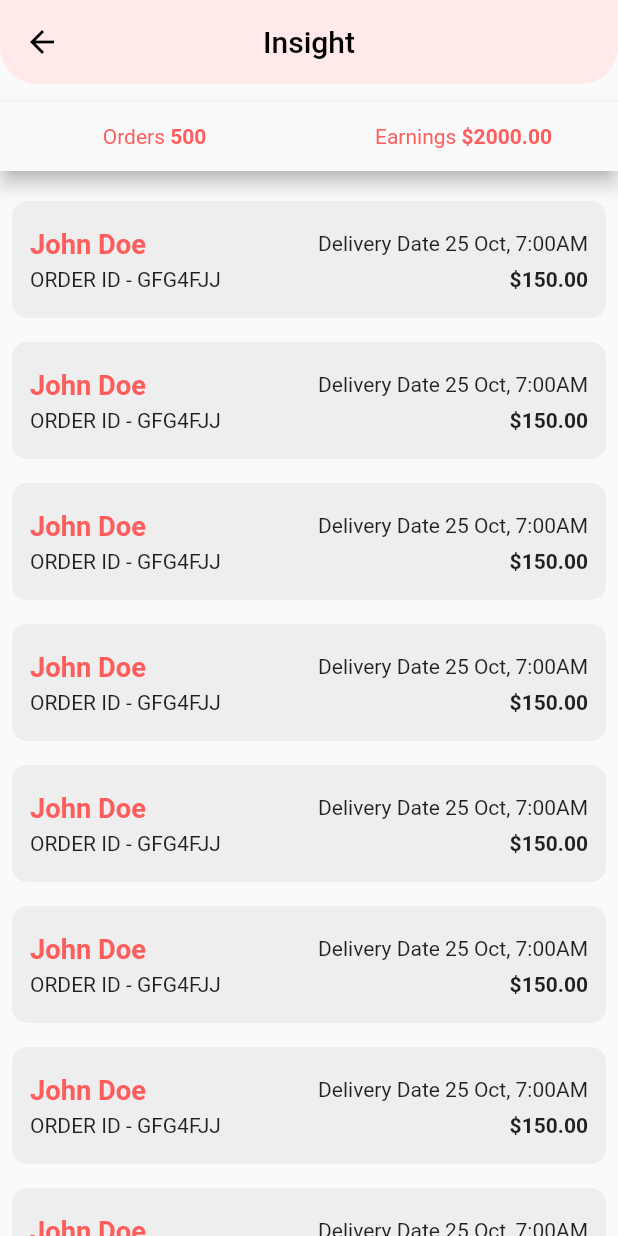
After one commit to rushit5560/Food_Delivery_Project_New, a Flutter app: the InsightScreen screen opened directly, on a phone screen of 412 x 824 dp. The commit adds this screen. Run offline on Flutter 3.47's test engine with Material 2 defaults, Android fonts, the phone set to English and light mode, and no system bars; our stand-ins replace carousel_slider, flutter_rating_bar, get, google_sign_in, image_picker, share and 2 more.

Commit message:
Insight Screen UI

```diff
--- a/food_delivery_driver/lib/main.dart
+++ b/food_delivery_driver/lib/main.dart
@@ -1,7 +1,6 @@
 import 'package:flutter/material.dart';
 import 'package:food_delivery_driver/screens/splash_screen/splash_screen.dart';
 import 'package:get/get.dart';
-
 import 'common/app_theme.dart';
 
 void main() {
@@ -14,6 +13,7 @@ class MyApp extends StatelessWidget {
   Widget build(BuildContext context) {
     return GetMaterialApp(
       title: 'Flutter Demo',
+      debugShowCheckedModeBanner: false,
       theme: appLightTheme(),
       home: SplashScreen(),
     );
--- /dev/null
+++ b/food_delivery_driver/lib/screens/insight_screen/insight_screen.dart
@@ -0,0 +1,23 @@
+import 'package:flutter/material.dart';
+import 'package:food_delivery_driver/common/custom_appbar.dart';
+import 'insight_screen_widgets.dart';
+
+class InsightScreen extends StatelessWidget {
+  const InsightScreen({Key? key}) : super(key: key);
+
+  @override
+  Widget build(BuildContext context) {
+    return Scaffold(
+      appBar: commonAppBarModule(title: 'Insight'),
+
+      body: Column(
+        children: [
+          const SizedBox(height: 12),
+          OrdersAndEarningModule(),
+          const SizedBox(height: 12),
+          OrderListModule(),
+        ],
+      ),
+    );
+  }
+}
--- /dev/null
+++ b/food_delivery_driver/lib/screens/insight_screen/insight_screen_widgets.dart
@@ -0,0 +1,126 @@
+import 'package:flutter/material.dart';
+import 'package:food_delivery_driver/common/app_colors.dart';
+
+class OrdersAndEarningModule extends StatelessWidget {
+  const OrdersAndEarningModule({Key? key}) : super(key: key);
+
+  @override
+  Widget build(BuildContext context) {
+    return Material(
+      elevation: 5,
+      child: Padding(
+        padding: const EdgeInsets.symmetric(vertical: 15),
+        child: Container(
+          child: Row(
+            children: [
+              Expanded(
+                child: Row(
+                  mainAxisAlignment: MainAxisAlignment.center,
+                  children: [
+                    Text(
+                      'Orders ',
+                      style: TextStyle(
+                          color: AppColors.colorDarkPink
+                      ),
+                    ),
+                    Text(
+                      '500',
+                      style: TextStyle(
+                        color: AppColors.colorDarkPink,
+                        fontWeight: FontWeight.bold,
+                      ),
+                    ),
+                  ],
+                ),
+              ),
+              Expanded(
+                child: Row(
+                  mainAxisAlignment: MainAxisAlignment.center,
+                  children: [
+                    Text(
+                      'Earnings ',
+                      style: TextStyle(
+                          color: AppColors.colorDarkPink
+                      ),
+                    ),
+                    Text(
+                      '\$2000.00',
+                      style: TextStyle(
+                        color: AppColors.colorDarkPink,
+                        fontWeight: FontWeight.bold,
+                      ),
+                    ),
+                  ],
+                ),
+              ),
+            ],
+          ),
+        ),
+      ),
+    );
+  }
+}
+
+class OrderListModule extends StatelessWidget {
+  const OrderListModule({Key? key}) : super(key: key);
+
+  @override
+  Widget build(BuildContext context) {
+    return Expanded(
+      child: ListView.builder(
+        itemCount: 15,
+        shrinkWrap: true,
+        physics: BouncingScrollPhysics(),
+        itemBuilder: (context, index){
+          return Padding(
+            padding: const EdgeInsets.all(8.0),
+            child: Container(
+              decoration: BoxDecoration(
+                color: Colors.grey.shade200,
+                borderRadius: BorderRadius.circular(10),
+              ),
+              child: Padding(
+                padding: const EdgeInsets.symmetric(horizontal: 12, vertical: 18),
+                child: Column(
+                  children: [
+                    Row(
+                      mainAxisAlignment: MainAxisAlignment.spaceBetween,
+                      children: [
+                        Text(
+                          'John Doe',
+                          textScaleFactor: 1.3,
+                          style: TextStyle(
+                            color: AppColors.colorDarkPink,
+                            fontWeight: FontWeight.bold,
+                          ),
+                        ),
+                        const SizedBox(width: 5),
+                        Text(
+                          'Delivery Date 25 Oct, 7:00AM',
+                          maxLines: 1,
+                          overflow: TextOverflow.ellipsis,
+                        ),
+                      ],
+                    ),
+                    const SizedBox(height: 5),
+                    Row(
+                      mainAxisAlignment: MainAxisAlignment.spaceBetween,
+                      children: [
+                        Text('ORDER ID - GFG4FJJ'),
+                        const SizedBox(width: 5),
+                        Text(
+                          '\$150.00',
+                          style: TextStyle(fontWeight: FontWeight.bold),
+                        ),
+                      ],
+                    ),
+                  ],
+                ),
+              ),
+            ),
+          );
+        },
+      ),
+    );
+  }
+}
```
